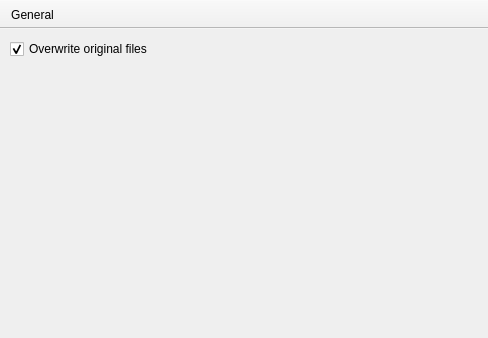
First picture: the form in preferencedialog.ui, repository Lymphatus/CaesiumPH, before the edit.
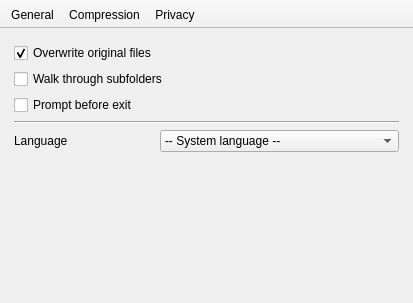
Second picture: the form after the edit. Icons and pictures are not drawn.

```diff
--- a/preferencedialog.ui
+++ b/preferencedialog.ui
@@ -6,8 +6,8 @@
    <rect>
     <x>0</x>
     <y>0</y>
-    <width>488</width>
-    <height>338</height>
+    <width>413</width>
+    <height>303</height>
    </rect>
   </property>
   <property name="windowTitle">
@@ -22,28 +22,31 @@
   <widget class="QWidget" name="centralwidget">
    <layout class="QVBoxLayout" name="verticalLayout_2">
     <property name="leftMargin">
-     <number>10</number>
+     <number>14</number>
     </property>
     <property name="topMargin">
-     <number>10</number>
+     <number>14</number>
     </property>
     <property name="rightMargin">
-     <number>10</number>
+     <number>14</number>
     </property>
     <property name="bottomMargin">
-     <number>10</number>
+     <number>14</number>
     </property>
     <item>
      <layout class="QVBoxLayout" name="verticalLayout">
       <item>
        <widget class="QStackedWidget" name="stackedWidget">
         <property name="lineWidth">
+         <number>1</number>
+        </property>
+        <property name="midLineWidth">
          <number>0</number>
         </property>
         <property name="currentIndex">
          <number>0</number>
         </property>
-        <widget class="QWidget" name="">
+        <widget class="QWidget" name="generalPage">
          <layout class="QVBoxLayout" name="verticalLayout_4">
           <property name="leftMargin">
            <number>0</number>
@@ -58,18 +61,11 @@
            <number>0</number>
           </property>
           <item>
-           <layout class="QVBoxLayout" name="verticalLayout_3">
-            <item>
-             <widget class="QCheckBox" name="checkBox">
-              <property name="text">
-               <string>Overwrite original files</string>
-              </property>
-              <property name="checked">
-               <bool>true</bool>
-              </property>
-             </widget>
-            </item>
-            <item>
+           <layout class="QGridLayout" name="gridLayout">
+            <property name="sizeConstraint">
+             <enum>QLayout::SetMaximumSize</enum>
+            </property>
+            <item row="5" column="1">
              <spacer name="verticalSpacer">
               <property name="orientation">
                <enum>Qt::Vertical</enum>
@@ -82,6 +78,77 @@
               </property>
              </spacer>
             </item>
+            <item row="4" column="1">
+             <widget class="QComboBox" name="languageComboBox">
+              <item>
+               <property name="text">
+                <string>-- System language --</string>
+               </property>
+              </item>
+             </widget>
+            </item>
+            <item row="2" column="0" colspan="2">
+             <widget class="QCheckBox" name="promptExitCheckBox">
+              <property name="styleSheet">
+               <string notr="true"/>
+              </property>
+              <property name="text">
+               <string>Prompt before exit</string>
+              </property>
+              <property name="checked">
+               <bool>false</bool>
+              </property>
+             </widget>
+            </item>
+            <item row="1" column="0" colspan="2">
+             <widget class="QCheckBox" name="subfoldersCheckBox">
+              <property name="styleSheet">
+               <string notr="true"/>
+              </property>
+              <property name="text">
+               <string>Walk through subfolders</string>
+              </property>
+              <property name="checked">
+               <bool>false</bool>
+              </property>
+             </widget>
+            </item>
+            <item row="0" column="0" colspan="2">
+             <widget class="QCheckBox" name="overwriteOriginalCheckBox">
+              <property name="text">
+               <string>Overwrite original files</string>
+              </property>
+              <property name="checked">
+               <bool>true</bool>
+              </property>
+             </widget>
+            </item>
+            <item row="4" column="0">
+             <widget class="QLabel" name="languageLabel">
+              <property name="sizePolicy">
+               <sizepolicy hsizetype="Fixed" vsizetype="Preferred">
+                <horstretch>0</horstretch>
+                <verstretch>0</verstretch>
+               </sizepolicy>
+              </property>
+              <property name="minimumSize">
+               <size>
+                <width>140</width>
+                <height>0</height>
+               </size>
+              </property>
+              <property name="text">
+               <string>Language</string>
+              </property>
+             </widget>
+            </item>
+            <item row="3" column="0" colspan="2">
+             <widget class="Line" name="line">
+              <property name="orientation">
+               <enum>Qt::Horizontal</enum>
+              </property>
+             </widget>
+            </item>
            </layout>
           </item>
          </layout>
@@ -102,8 +169,8 @@
    </property>
    <property name="iconSize">
     <size>
-     <width>48</width>
-     <height>48</height>
+     <width>42</width>
+     <height>42</height>
     </size>
    </property>
    <property name="toolButtonStyle">
@@ -119,6 +186,8 @@
     <bool>false</bool>
    </attribute>
    <addaction name="actionGeneral"/>
+   <addaction name="actionCompression"/>
+   <addaction name="actionPrivacy"/>
   </widget>
   <action name="actionGeneral">
    <property name="icon">
@@ -129,6 +198,24 @@
     <string>General</string>
    </property>
   </action>
+  <action name="actionCompression">
+   <property name="icon">
+    <iconset resource="icons.qrc">
+     <normaloff>:/icons/settings/compression.png</normaloff>:/icons/settings/compression.png</iconset>
+   </property>
+   <property name="text">
+    <string>Compression</string>
+   </property>
+  </action>
+  <action name="actionPrivacy">
+   <property name="icon">
+    <iconset resource="icons.qrc">
+     <normaloff>:/icons/settings/privacy.png</normaloff>:/icons/settings/privacy.png</iconset>
+   </property>
+   <property name="text">
+    <string>Privacy</string>
+   </property>
+  </action>
  </widget>
  <resources>
   <include location="icons.qrc"/>
```
Left out of the diff: 121 changed lines with no effect on the pictures.
